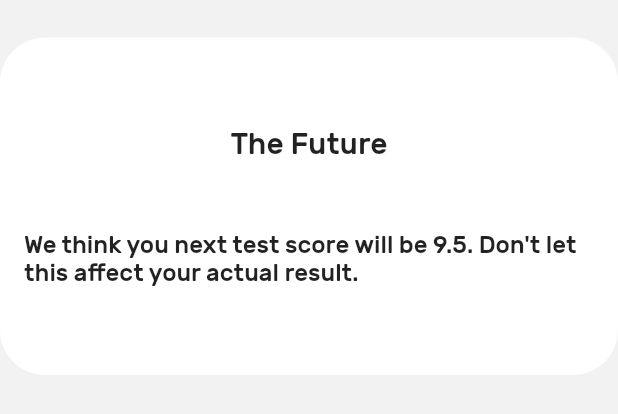
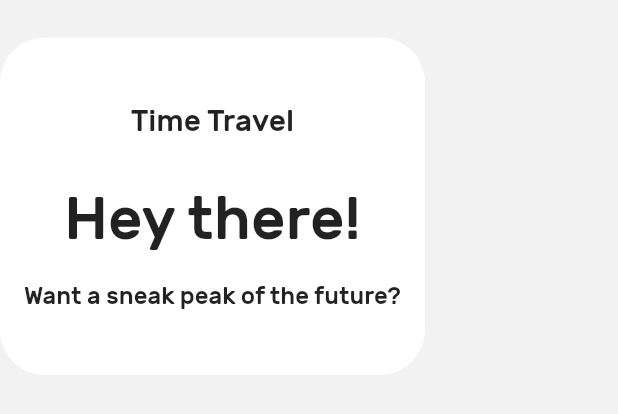
Before and after one commit to Photronium/Math-Solver-App, a Flutter app: the ScorePredictor widget shown alone on an empty page, opened directly, on a phone screen of 412 x 824 dp. Shown: the top 414 px of the screen. Run offline on Flutter 3.47's test engine with Material 2 defaults, Android fonts, the phone set to English and light mode, and no system bars; missing offline and left inert: flutter_tex; project files that could hold a hidden picture were left out.

Commit message:
1 minor change
The Future widget is changed into Time Travel. The design of Time Travel is also refined

```diff
--- a/lib/screen/dashboard/dashboard.dart
+++ b/lib/screen/dashboard/dashboard.dart
@@ -378,19 +378,24 @@ class _ScorePredictor extends State<ScorePredictor> {
               children: <Widget>[
                 Padding(
                   padding: EdgeInsets.only(bottom: 20),
-                  child: Text("The Future", style: TextStyle(fontSize: 20.0)),
+                  child: Text("Time Travel", style: TextStyle(fontSize: 20.0)),
                 ),
                 Column(
                   children: <Widget>[
                     Padding(
-                      padding: EdgeInsets.only(top: 26),
-                      child: Row(children: <Widget>[
+                      padding: EdgeInsets.only(top: 10),
+                          child: Text(
+                              "Hey there!",
+                              style: TextStyle(fontSize: 40.0)),
+                        ),
+                    Padding(
+                      padding: EdgeInsets.only(top: 18),
+                      child:
                         Flexible(
                           child: Text(
-                              "We think you next test score will be 9.5. Don't let this affect your actual result.",
+                              "Want a sneak peak of the future?",
                               style: TextStyle(fontSize: 16.0)),
                         ),
-                      ]),
                     )
                   ],
                 ),
```
